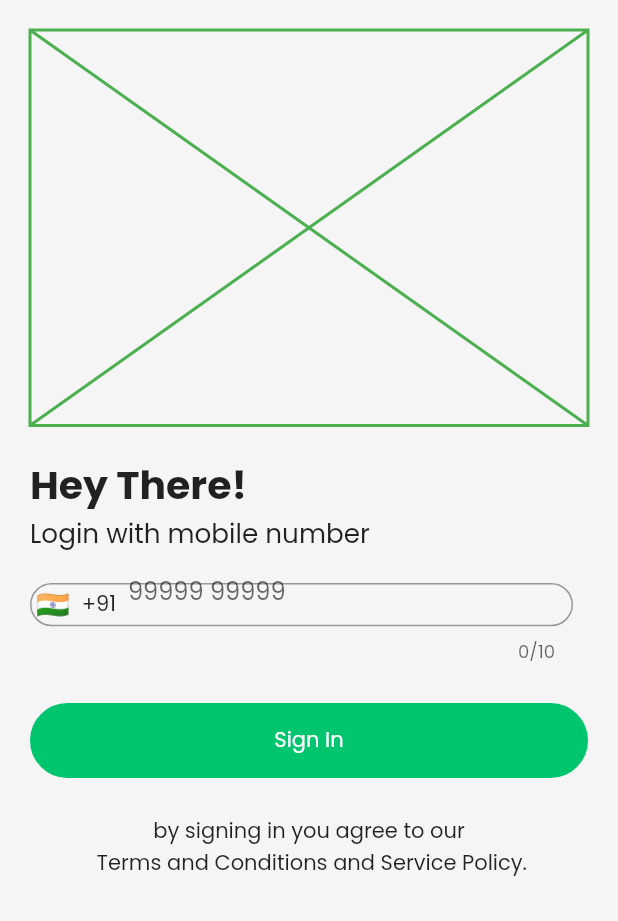
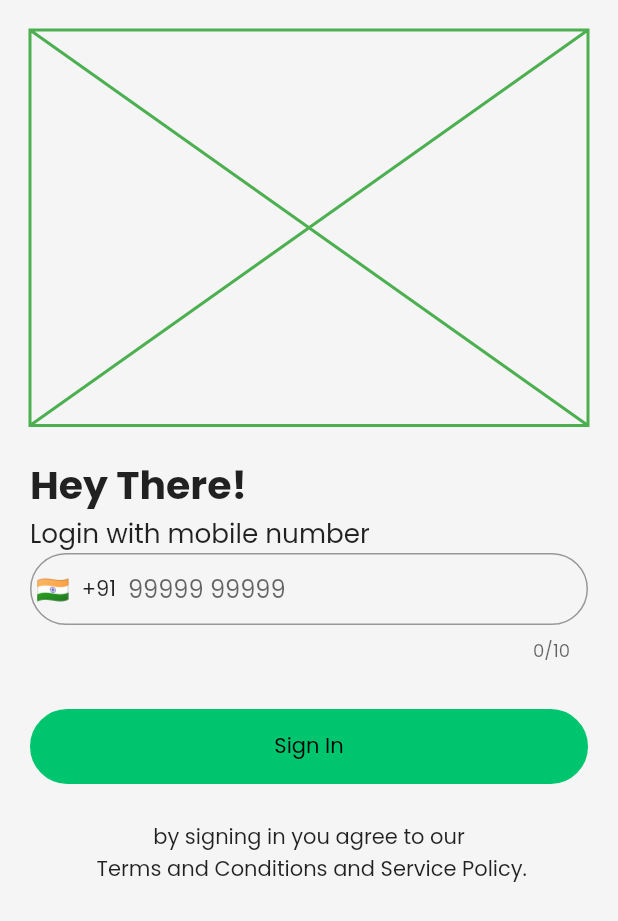
Before and after one commit to getsapp2021/customer-client-app, a Flutter app: the screen it shows after launch, on a phone screen of 412 x 824 dp. Shown: the top 921 px of the screen. Run offline on Flutter 3.47's test engine with Material 2 defaults, Android fonts, the light colour scheme and no system bars; drawn by our look-alikes of intl_phone_field; our stand-ins replace auto_route, cloud_firestore, firebase_auth, firebase_core, firebase_storage, get_it and 5 more; accounts and stored records are empty; statements that could not run were skipped.

Commit message:
resolved conflicting issues

```diff
--- a/lib/src/app/locator.dart
+++ b/lib/src/app/locator.dart
@@ -1,6 +1,9 @@
 import 'package:customer/src/core/services/authentication_service.dart';
+import 'package:customer/src/core/services/firestore_service.dart';
 import 'package:customer/src/core/services/user_profile_service.dart';
+import 'package:customer/src/core/utils/g_log_printer.dart';
 import 'package:get_it/get_it.dart';
+import 'package:logger/logger.dart';
 import 'package:stacked_services/stacked_services.dart';
 import 'package:customer/src/core/services/permission_service.dart';
 
@@ -10,8 +13,11 @@ void setupLocator() {
   locator.registerLazySingleton(() => UserProfileService());
   locator.registerLazySingleton(() => AuthenticationService());
   locator.registerLazySingleton(() => PermissionService());
+  locator.registerLazySingleton(() => FirestoreService());
 
   // Third Party Services
   locator.registerLazySingleton(() => NavigationService());
   locator.registerLazySingleton(() => DialogService());
+
+  locator.registerLazySingleton(() => Logger(printer: GLogPrinter()));
 }
--- a/lib/src/ui/views/pages/auth/signin_page.dart
+++ b/lib/src/ui/views/pages/auth/signin_page.dart
@@ -1,16 +1,16 @@
 import 'package:customer/src/ui/utils/colors.dart';
+import 'package:customer/src/ui/utils/validators/auth_validator.dart';
 import 'package:customer/src/ui/views/pages/auth/signin_viewmodel.dart';
 import 'package:customer/src/ui/views/widgets/g_rounded_button.dart';
 import 'package:flutter/material.dart';
 import 'package:intl_phone_field/intl_phone_field.dart';
 import 'package:stacked/stacked.dart';
 import 'package:velocity_x/velocity_x.dart';
-import 'package:customer/src/app/router.gr.dart';
 
 class SigninPage extends StatelessWidget {
   @override
   Widget build(BuildContext context) {
-    return ViewModelBuilder<SigninViewModel>.reactive(
+    return ViewModelBuilder<SigninViewModel>.nonReactive(
       viewModelBuilder: () => SigninViewModel(),
       builder: (context, model, child) => Scaffold(
         body: SingleChildScrollView(
@@ -24,44 +24,33 @@ class SigninPage extends StatelessWidget {
                 SizedBox(height: 20),
                 "Hey There!".text.xl3.bold.make(),
                 "Login with mobile number".text.xl.make(),
-                SizedBox(height: 20),
-                SizedBox(
-                  height: 50,
-                  child: Row(
-                    mainAxisAlignment: MainAxisAlignment.spaceBetween,
-                    children: <Widget>[
-                      Flexible(
-                          flex: 1,
-                          child: Container(
+
+                Form(
+                  key: model.phoneNumberFormKey,
                   child: IntlPhoneField(
+                    autoValidate: false,
+                    validator: AuthValidator.phoneValidator,
                     showDropdownIcon: false,
+                    maxLength: 10,
                     decoration: InputDecoration(
+                      contentPadding: Vx.m12,
                       hintText: "99999 99999",
                       border: OutlineInputBorder(
-                                      borderRadius: BorderRadius.circular(50))),
+                        borderRadius: BorderRadius.circular(50),
+                      ),
+                    ),
                     initialCountryCode: 'IN',
-                              onChanged: (phone) {
-                                print(phone.completeNumber);
-                              },
+                    onSaved: (phone) => model.phoneNumber = phone,
                   ),
-                          )),
-                      SizedBox(
-                        width: 10.0,
                 ),
 
-                      // ),
-                    ],
-                  ),
-                ),
-                SizedBox(
-                  height: 15,
-                ),
                 SizedBox(height: 15),
-                GRoundedButton(
-                  onPressed: () =>
-                      model.navigateTo(Routes.accessLocationPermissionPage),
+                SizedBox(height: 15),
+                model.isBusy
+                    ? CircularProgressIndicator()
+                    : GRoundedButton(
+                        onPressed: () => model.performSendOtp(),
                         color: ThemeColors.primary,
-                  textColor: ThemeColors.white,
                         text: "Sign In",
                       ),
                 SizedBox(height: 25),
@@ -73,8 +62,10 @@ class SigninPage extends StatelessWidget {
                           .make(),
                 ),
               ],
-            )),
-      )),
+            ),
+          ),
+        ),
+      ),
     );
   }
 }
```
Also changed, not shown: pubspec.lock. Lines whose indentation alone changed are shown as unchanged.
